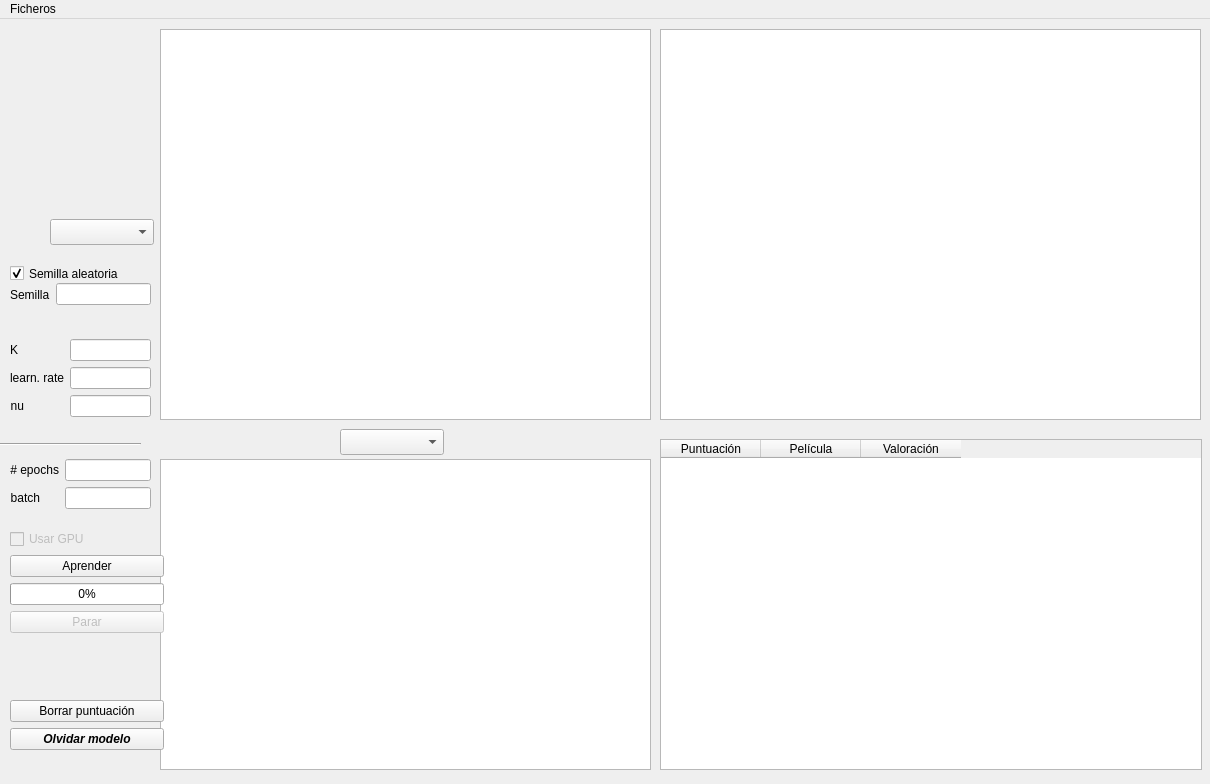
Above: movielensgpu.ui from oluaces/Movies before the change. Below: the same form after it.
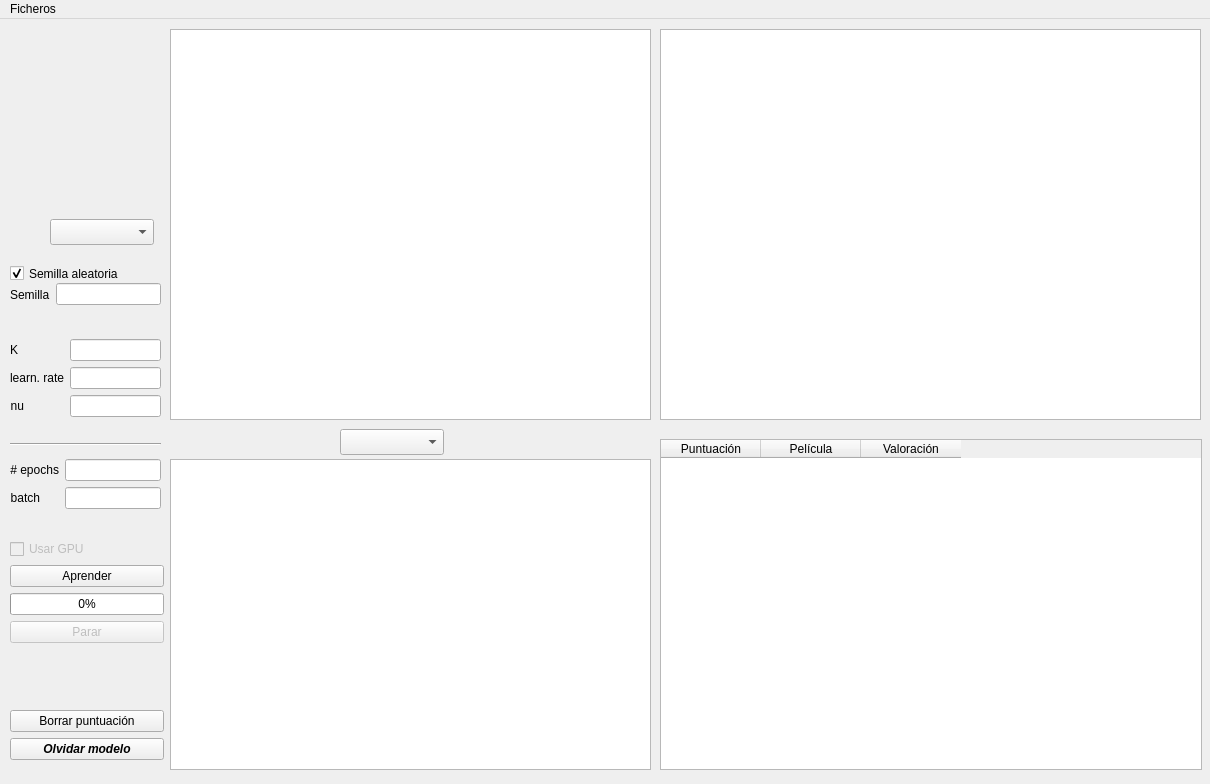
That is the form after the change. Custom widgets are drawn as their Qt base class.

Patch:
```diff
--- a/movielensgpu.ui
+++ b/movielensgpu.ui
@@ -32,9 +32,9 @@
    <widget class="PlotWidget" name="graphicsView_pelis">
     <property name="geometry">
      <rect>
-      <x>160</x>
+      <x>170</x>
       <y>10</y>
-      <width>491</width>
+      <width>481</width>
       <height>391</height>
      </rect>
     </property>
@@ -42,9 +42,9 @@
    <widget class="PlotWidget" name="graphicsView_errores">
     <property name="geometry">
      <rect>
-      <x>160</x>
+      <x>170</x>
       <y>440</y>
-      <width>491</width>
+      <width>481</width>
       <height>311</height>
      </rect>
     </property>
@@ -119,9 +119,9 @@
    <widget class="Line" name="line">
     <property name="geometry">
      <rect>
-      <x>0</x>
+      <x>10</x>
       <y>410</y>
-      <width>141</width>
+      <width>151</width>
       <height>31</height>
      </rect>
     </property>
@@ -134,7 +134,7 @@
      <rect>
       <x>10</x>
       <y>440</y>
-      <width>141</width>
+      <width>151</width>
       <height>61</height>
      </rect>
     </property>
@@ -185,7 +185,7 @@
     <property name="geometry">
      <rect>
       <x>10</x>
-      <y>510</y>
+      <y>520</y>
       <width>154</width>
       <height>221</height>
      </rect>
@@ -293,7 +293,7 @@
      <rect>
       <x>10</x>
       <y>320</y>
-      <width>141</width>
+      <width>151</width>
       <height>85</height>
      </rect>
     </property>
@@ -387,7 +387,7 @@
      <rect>
       <x>10</x>
       <y>260</y>
-      <width>141</width>
+      <width>151</width>
       <height>31</height>
      </rect>
     </property>
```
